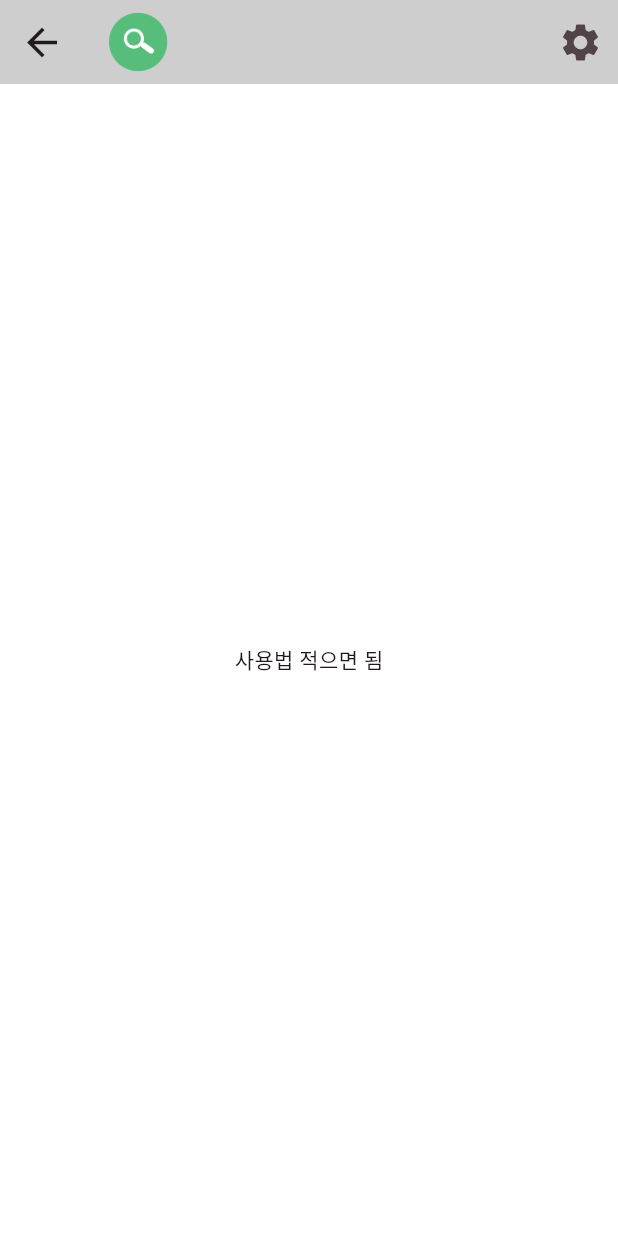
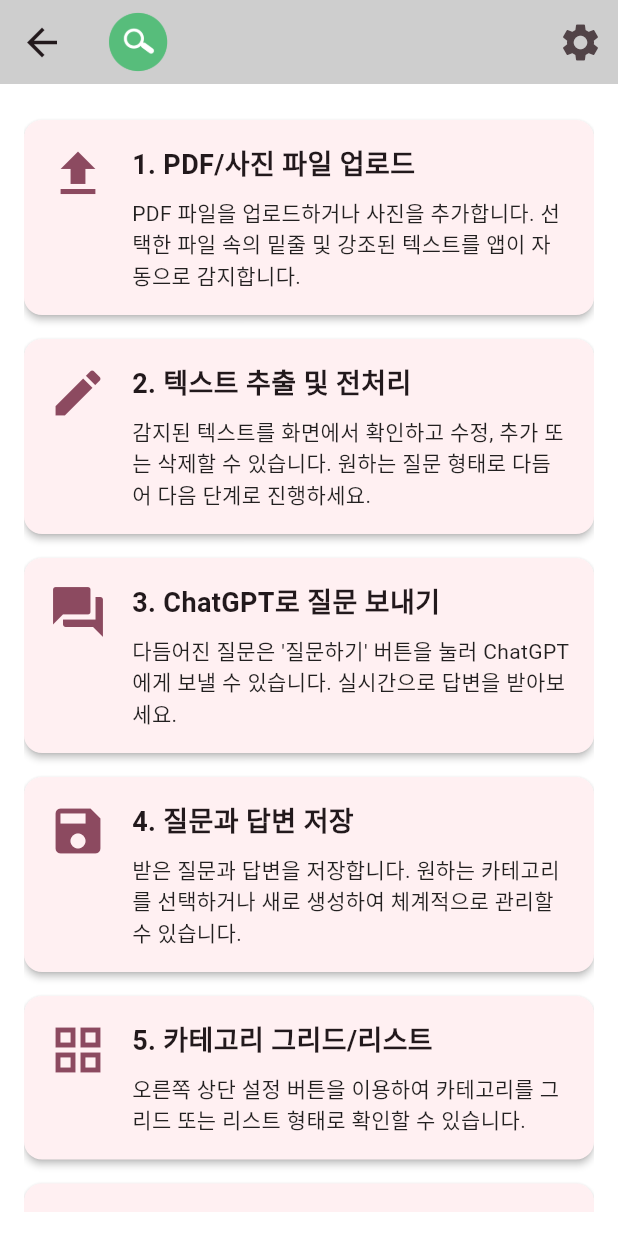
Before and after one commit to lms990108/NoteLens_APP, a Flutter app: the HowToUseView screen opened directly, on a phone screen of 412 x 824 dp. Run offline on Flutter 3.47's test engine with Material 3 defaults, Android fonts, the phone set to English and light mode, and no system bars; our stand-ins replace file_picker, flutter_dotenv, flutter_riverpod, image_picker, smooth_page_indicator, sqflite; missing offline and left inert: pdf_render, pdfx; accounts and stored records are empty.

Commit message:
fix: final

```diff
--- a/lib/src/ui/category/view/how_to_use_view.dart
+++ b/lib/src/ui/category/view/how_to_use_view.dart
@@ -7,12 +7,114 @@ class HowToUseView extends StatelessWidget {
   @override
   Widget build(BuildContext context) {
     return Scaffold(
-        appBar: const CustomAppBar(),
-        body: Container(
-          color: Colors.white,
-          child: const Center(
-            child: Text('사용법 적으면 됨'),
-          ),
-        ));
+      appBar: const CustomAppBar(),
+      body: Container(
+        color: Colors.white,
+        padding: const EdgeInsets.all(16.0),
+        child: ListView(
+          children: [
+            // Section 1: Upload
+            _buildHowToUseCard(
+              context,
+              icon: Icons.file_upload,
+              title: "1. PDF/사진 파일 업로드",
+              description:
+                  "PDF 파일을 업로드하거나 사진을 추가합니다. 선택한 파일 속의 밑줄 및 강조된 텍스트를 앱이 자동으로 감지합니다.",
+            ),
+            // Section 2: Text Processing
+            _buildHowToUseCard(
+              context,
+              icon: Icons.edit,
+              title: "2. 텍스트 추출 및 전처리",
+              description:
+                  "감지된 텍스트를 화면에서 확인하고 수정, 추가 또는 삭제할 수 있습니다. 원하는 질문 형태로 다듬어 다음 단계로 진행하세요.",
+            ),
+            // Section 3: Ask ChatGPT
+            _buildHowToUseCard(
+              context,
+              icon: Icons.question_answer,
+              title: "3. ChatGPT로 질문 보내기",
+              description:
+                  "다듬어진 질문은 '질문하기' 버튼을 눌러 ChatGPT에게 보낼 수 있습니다. 실시간으로 답변을 받아보세요.",
+            ),
+            // Section 4: Save Q&A
+            _buildHowToUseCard(
+              context,
+              icon: Icons.save,
+              title: "4. 질문과 답변 저장",
+              description:
+                  "받은 질문과 답변을 저장합니다. 원하는 카테고리를 선택하거나 새로 생성하여 체계적으로 관리할 수 있습니다.",
+            ),
+            // Section 5: Grid/List View
+            _buildHowToUseCard(
+              context,
+              icon: Icons.grid_view,
+              title: "5. 카테고리 그리드/리스트",
+              description:
+                  "오른쪽 상단 설정 버튼을 이용하여 카테고리를 그리드 또는 리스트 형태로 확인할 수 있습니다.",
+            ),
+            // Section 6: Manage Categories
+            _buildHowToUseCard(
+              context,
+              icon: Icons.folder,
+              title: "6. 카테고리 관리",
+              description:
+                  "저장된 질문과 답변은 카테고리별로 정리됩니다. 검색하거나 새로운 카테고리를 추가해 쉽게 관리하세요.",
+            ),
+            // Section 7: Manage Q&A
+            _buildHowToUseCard(
+              context,
+              icon: Icons.manage_search,
+              title: "7. 질문과 답변 관리",
+              description: "저장된 질문과 답변을 탐색하고, 필요없다면 삭제할 수 있습니다.",
+            ),
+          ],
+        ),
+      ),
+    );
+  }
+
+  Widget _buildHowToUseCard(
+    BuildContext context, {
+    required IconData icon,
+    required String title,
+    required String description,
+  }) {
+    return Card(
+      elevation: 2.0,
+      margin: const EdgeInsets.symmetric(vertical: 8.0),
+      child: Padding(
+        padding: const EdgeInsets.all(16.0),
+        child: Row(
+          crossAxisAlignment: CrossAxisAlignment.start,
+          children: [
+            Icon(icon, size: 40, color: Theme.of(context).primaryColor),
+            const SizedBox(width: 16.0),
+            Expanded(
+              child: Column(
+                crossAxisAlignment: CrossAxisAlignment.start,
+                children: [
+                  Text(
+                    title,
+                    style: const TextStyle(
+                      fontSize: 18.0,
+                      fontWeight: FontWeight.bold,
+                    ),
+                  ),
+                  const SizedBox(height: 8.0),
+                  Text(
+                    description,
+                    style: const TextStyle(
+                      fontSize: 14.0,
+                      color: Colors.black87,
+                    ),
+                  ),
+                ],
+              ),
+            ),
+          ],
+        ),
+      ),
+    );
   }
 }
--- a/lib/src/ui/custom/custom_appbar.dart
+++ b/lib/src/ui/custom/custom_appbar.dart
@@ -32,7 +32,7 @@ class CustomAppBar extends StatelessWidget implements PreferredSizeWidget {
           InkWell(
             child: const Icon(Icons.arrow_back, size: 30),
             onTap: () {
-              Navigator.of(context).pop();
+              _showBackConfirmationDialog(context);
             },
           ),
       actions: actions ??
@@ -46,6 +46,33 @@ class CustomAppBar extends StatelessWidget implements PreferredSizeWidget {
               },
             )
           ],
+    );
+  }
+
+  void _showBackConfirmationDialog(BuildContext context) {
+    showDialog(
+      context: context,
+      builder: (BuildContext context) {
+        return AlertDialog(
+          title: const Text("뒤로 가시겠습니까?"),
+          content: const Text("현재 페이지에서 나가시겠습니까?"),
+          actions: [
+            TextButton(
+              onPressed: () {
+                Navigator.of(context).pop(); // 다이얼로그 닫기
+              },
+              child: const Text("취소"),
+            ),
+            TextButton(
+              onPressed: () {
+                Navigator.of(context).pop(); // 다이얼로그 닫기
+                Navigator.of(context).pop(); // 이전 화면으로 이동
+              },
+              child: const Text("뒤로가기"),
+            ),
+          ],
+        );
+      },
     );
   }
 
```
Also changed, not shown: lib/src/ui/qna/multi_file_question_list_view.dart (+10 -1 lines), lib/src/ui/question/view/question_answer_view.dart (+9 -2 lines), lib/src/ui/question/view/question_list_view.dart (+15 -30 lines), pubspec.lock.
